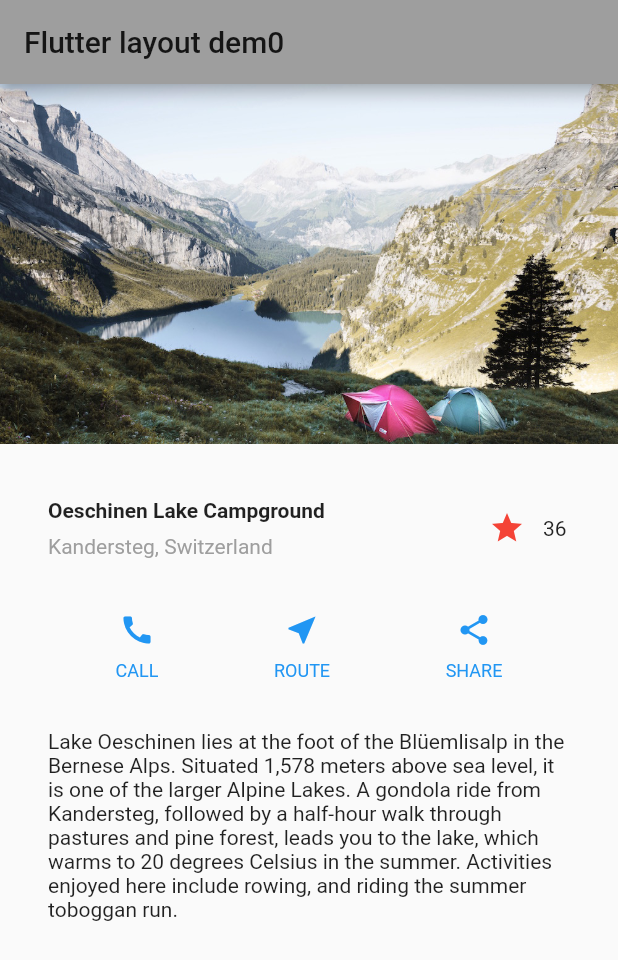
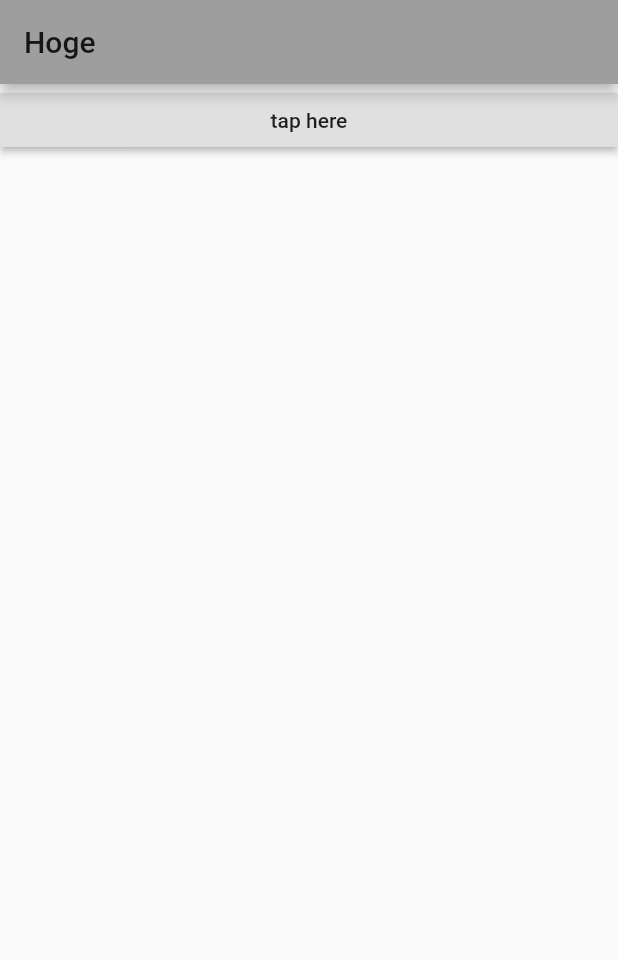
Before and after one commit to tkrplus/NiwalabFlutterTutorial, a Flutter app: the screen it shows after launch, on a phone screen of 412 x 824 dp. Shown: the top 960 px of the screen. Run offline on Flutter 3.47's test engine with Material 2 defaults, Android fonts, the phone set to English and light mode, and no system bars.

Commit message:
use Routes

```diff
--- a/lib/main.dart
+++ b/lib/main.dart
@@ -1,4 +1,6 @@
 import 'package:flutter/material.dart';
+import 'pages/list.dart';
+import 'pages/detail.dart';
 
 void main() {
   runApp(MyApp());
@@ -8,152 +10,16 @@ class MyApp extends StatelessWidget {
   // This widget is the root of your application.
   @override
   Widget build(BuildContext context) {
-    final Color color = Theme.of(context).primaryColor;
-
-    final Widget imageSection = Image.asset(
-      'images/lake.jpg',
-      width: 600,
-      height: 240,
-      fit: BoxFit.cover,
-    );
-    final Widget titleSection = Container(
-      padding: const EdgeInsets.all(32),
-      child: Row(children: [
-        Expanded(
-          child: Column(
-            crossAxisAlignment: CrossAxisAlignment.start,
-            children: [
-              Container(
-                padding: const EdgeInsets.only(bottom: 8),
-                child: Text(
-                  'Oeschinen Lake Campground',
-                  style: TextStyle(
-                    fontWeight: FontWeight.bold,
-                  ),
-                ),
-              ),
-              Text(
-                'Kandersteg, Switzerland',
-                style: TextStyle(color: Colors.grey[500]),
-              )
-            ],
-          ),
-        ),
-        FavoriteWidget(),
-      ]),
-    );
-
-    final Widget buttonSection = Container(
-      child: Row(
-        mainAxisAlignment: MainAxisAlignment.spaceEvenly,
-        children: [
-          _buildButtonColumn(color, Icons.call, String, 'CALL'),
-          _buildButtonColumn(color, Icons.near_me, String, 'ROUTE'),
-          _buildButtonColumn(color, Icons.share, String, 'SHARE')
-        ],
-      ),
-    );
-
-    final Widget textSection = Container(
-      padding: const EdgeInsets.all(32),
-      child: Text(
-        'Lake Oeschinen lies at the foot of the Blüemlisalp in the Bernese '
-        'Alps. Situated 1,578 meters above sea level, it is one of the '
-        'larger Alpine Lakes. A gondola ride from Kandersteg, followed by a '
-        'half-hour walk through pastures and pine forest, leads you to the '
-        'lake, which warms to 20 degrees Celsius in the summer. Activities '
-        'enjoyed here include rowing, and riding the summer toboggan run.',
-        softWrap: true,
-      ),
-    );
-
     return MaterialApp(
         title: 'Flutter layout demo',
         theme: ThemeData(
-        // This is the theme of your application.
-        //
-        // Try running your application with "flutter run". You'll see the
-        // application has a blue toolbar. Then, without quitting the app, try
-        // changing the primarySwatch below to Colors.green and then invoke
-        // "hot reload" (press "r" in the console where you ran "flutter run",
-        // or simply save your changes to "hot reload" in a Flutter IDE).
-        // Notice that the counter didn't reset back to zero; the application
-        // is not restarted.
           primarySwatch: Colors.grey,
-        // This makes the visual density adapt to the platform that you run
-        // the app on. For desktop platforms, the controls will be smaller and
-        // closer together (more dense) than on mobile platforms.
           visualDensity: VisualDensity.adaptivePlatformDensity,
         ),
-      home: Scaffold(
-          appBar: AppBar(title: Text('Flutter layout dem0')),
-          body: ListView(
-            children: [imageSection, titleSection, buttonSection, textSection],
-          )),
-    );
-  }
-
-  Column _buildButtonColumn(Color color, IconData icon, String, label) {
-    return Column(
-        mainAxisSize: MainAxisSize.min,
-        mainAxisAlignment: MainAxisAlignment.center,
-        children: [
-          Icon(icon, color: color),
-          Container(
-            margin: const EdgeInsets.only(top: 8),
-            child: Text(
-              label,
-              style: TextStyle(
-                fontSize: 12,
-                fontWeight: FontWeight.w400,
-                color: color,
-              ),
-            ),
-          )
-        ]);
-  }
-}
-
-class FavoriteWidget extends StatefulWidget {
-  @override
-  _FavoriteWidgetState createState() => _FavoriteWidgetState();
-}
-
-class _FavoriteWidgetState extends State<FavoriteWidget> {
-  bool _isFavorited = true;
-  int _favoriteCount = 36;
-
-  @override
-  Widget build(BuildContext context) {
-    return Row(
-      mainAxisSize: MainAxisSize.min,
-      children: [
-        Container(
-            padding: EdgeInsets.all(0),
-            child: IconButton(
-              icon: (_isFavorited ? Icon(Icons.star) : Icon(Icons.star_border)),
-              color: Colors.red[500],
-              onPressed: _toggleFavorite,
-            )),
-        SizedBox(
-          width: 18,
-          child: Container(
-            child: Text('$_favoriteCount'),
-          ),
-        ),
-      ],
-    );
-  }
-
-  void _toggleFavorite() {
-    setState(() {
-      if (_isFavorited) {
-        _favoriteCount -= 1;
-        _isFavorited = false;
-      } else {
-        _favoriteCount += 1;
-        _isFavorited = true;
-      }
+        initialRoute: '/',
+        routes: {
+          '/': (context) => ListRoute(),
+          '/detail': (context) => DetailRoute(),
         });
   }
 }
--- /dev/null
+++ b/lib/pages/list.dart
@@ -0,0 +1,19 @@
+import 'package:flutter/material.dart';
+
+class ListRoute extends StatelessWidget {
+  @override
+  Widget build(BuildContext context) {
+    return Scaffold(
+        appBar: AppBar(title: Text('Hoge')),
+        body: ListView(
+          children: [
+            RaisedButton(
+              child: Text('tap here'),
+              onPressed: () {
+                Navigator.pushNamed(context, '/detail');
+              },
+            )
+          ],
+        ));
+  }
+}
```
Also changed, not shown: lib/pages/detail.dart (added, +164 -0 lines). Lines whose indentation alone changed are shown as unchanged.
